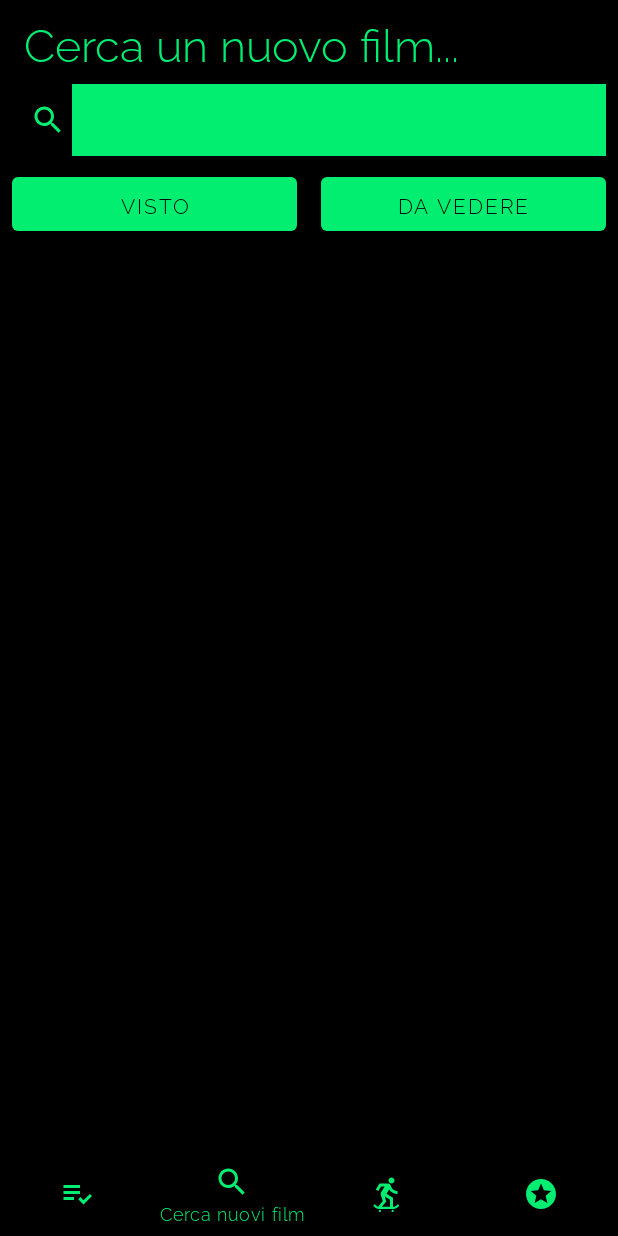
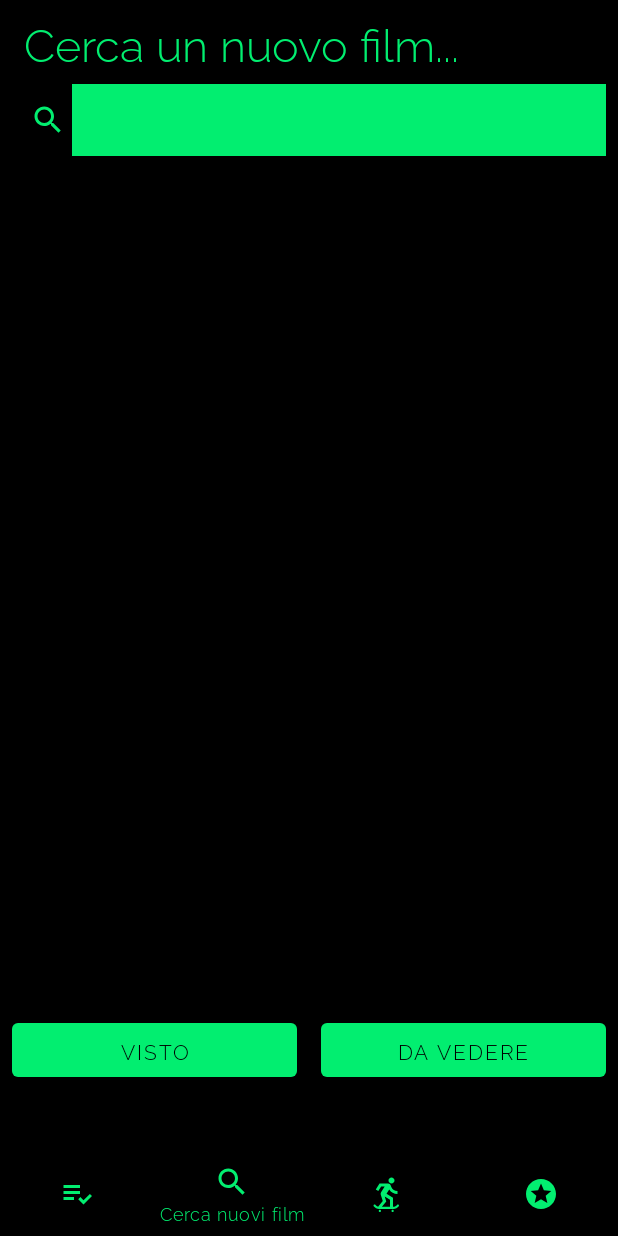
Before and after one commit to Bessy99/PopTheMovieProject, an Android app: the SearchFragment screen opened through its navigation route, on a phone screen of 412 x 824 dp. Run offline under Robolectric (Android 15) with nearby library versions, the phone set to English and light mode, and no system bars; our stand-ins replace Picasso, navigation-ui; pictures from the network do not load; Roboto replaces fonts that are not available here.

Commit message:
Modifiche layout

```diff
--- a/app/src/main/res/layout/fragment_search.xml
+++ b/app/src/main/res/layout/fragment_search.xml
@@ -6,7 +6,8 @@
             android:layout_width="match_parent"
             android:layout_height="match_parent"
             android:orientation="vertical"
-            tools:context=".SearchFragment">
+            tools:context=".SearchFragment"
+            android:weightSum="100">
 
             <SearchView
                 android:id="@+id/searchView"
@@ -20,12 +21,14 @@
             <androidx.fragment.app.FragmentContainerView
                 android:id="@+id/searchDettaglioContainerView"
                 android:layout_width="match_parent"
-                android:layout_height="wrap_content"
+                android:layout_height="0dp"
+                android:layout_weight="85"
                 android:name="com.bessy.popthemovie.DettaglioMovieFragment"
                 />
             <LinearLayout
                 android:layout_width="match_parent"
-                android:layout_height="wrap_content"
+                android:layout_height="0dp"
+                android:layout_weight="15"
                 android:orientation="horizontal"
                 android:weightSum="100">
                 <com.google.android.material.button.MaterialButton
--- a/app/src/main/res/layout/item_movie.xml
+++ b/app/src/main/res/layout/item_movie.xml
@@ -37,7 +37,8 @@
                 android:layout_weight="60"
                 android:text="Titolo"
                 android:textSize="20sp"
-                android:textStyle="bold"/>
+                android:textStyle="bold"
+                android:lines="1"/>
 
             <TextView
                 android:id="@+id/genereItem"
```
